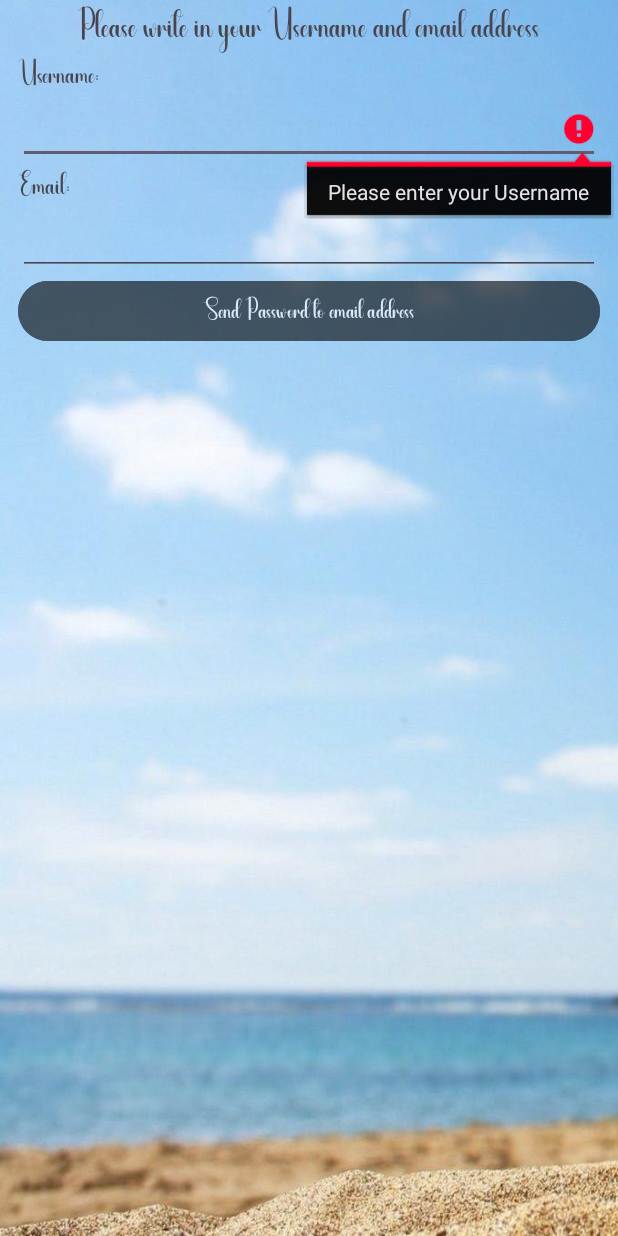
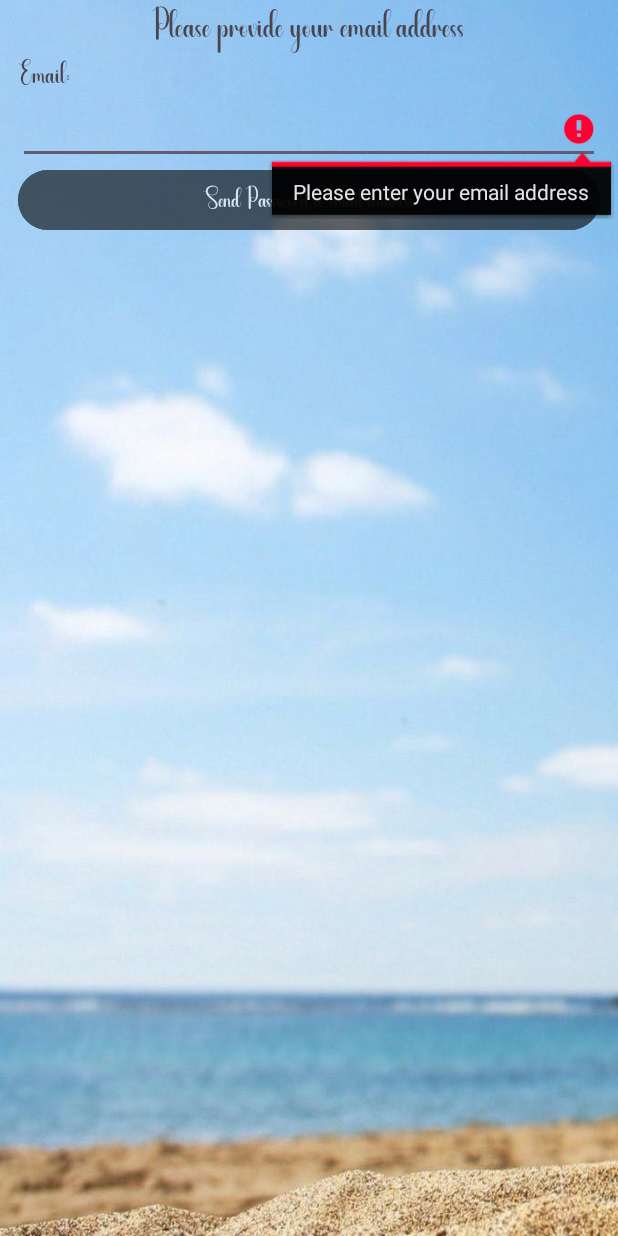
Before and after one commit to Harryhun/Tournet_BME, an Android app: the ForgotPasswordFragment screen opened through its navigation route, after a tap on "Send Password to email address", on a phone screen of 412 x 824 dp. Run offline under Robolectric (Android 15) with nearby library versions, the phone set to English and light mode, and no system bars.

Commit message:
Implemented registration and forgot password backend connection

```diff
--- a/Android_part/app/src/main/java/hu/bme/aut/android/app_frontend/ForgotPassword.kt
+++ b/Android_part/app/src/main/java/hu/bme/aut/android/app_frontend/ForgotPasswordFragment.kt
@@ -6,12 +6,13 @@ import android.view.View
 import android.view.ViewGroup
 import androidx.fragment.app.Fragment
 import androidx.navigation.fragment.findNavController
-import hu.bme.aut.android.app_frontend.databinding.ActivityMainBinding
+import com.google.android.material.snackbar.Snackbar
+import hu.bme.aut.android.app_frontend.apiconnector.AndroidFrontendConnector
 import hu.bme.aut.android.app_frontend.databinding.FragmentForgotPasswordBinding
 
 
-class ForgotPassword : Fragment() {
-
+class ForgotPasswordFragment : Fragment() {
+    private var connector = AndroidFrontendConnector()
 
     override fun onCreate(savedInstanceState: Bundle?) {
         super.onCreate(savedInstanceState)
@@ -35,16 +36,27 @@ class ForgotPassword : Fragment() {
         super.onViewCreated(view, savedInstanceState)
 
         binding.btnSendPasswordToEmail.setOnClickListener {
-            if(binding.etUserNameToSendMail.text.toString().isEmpty()) {
-                binding.etUserNameToSendMail.requestFocus()
-                binding.etUserNameToSendMail.error = "Please enter your Username"
-            }
-            else if (binding.etEmailAddressToSendMail.text.toString().isEmpty()) {
+            if (binding.etEmailAddressToSendMail.text.toString().isEmpty()) {
                 binding.etEmailAddressToSendMail.requestFocus()
                 binding.etEmailAddressToSendMail.error = "Please enter your email address"
             }
             else {
-                findNavController().navigate(R.id.action_password_send_to_loginFragment)
+                val result = connector.ForgotPassword(binding.etEmailAddressToSendMail.text.toString())
+                when(result.getInt("status")){
+                    1 -> {
+                        findNavController().navigate(R.id.action_forgot_password_to_loginFragment)
+                    }
+                    -1 -> {
+                        Snackbar.make(it, "Connection problem", 5).show()
+                    }
+                    0 -> {
+                        Snackbar.make(it, "Username not found", 5).show()
+                    }
+                    2 -> {
+                        Snackbar.make(it, "Incorrect password", 5).show()
+                    }
+                    else -> Snackbar.make(it, "Unknown error occurred", 5).show()
+                }
             }
         }
     }
--- a/Android_part/app/src/main/java/hu/bme/aut/android/app_frontend/LoginFragment.kt
+++ b/Android_part/app/src/main/java/hu/bme/aut/android/app_frontend/LoginFragment.kt
@@ -65,6 +65,7 @@ class LoginFragment : Fragment() {
                     2 -> {
                         Snackbar.make(it, "Incorrect password", 5).show()
                     }
+                    else -> Snackbar.make(it, "Unknown error occurred", 5).show()
                 }
 
             }
--- a/Android_part/app/src/main/res/layout/fragment_forgot_password.xml
+++ b/Android_part/app/src/main/res/layout/fragment_forgot_password.xml
@@ -11,7 +11,7 @@
     android:orientation="vertical"
     android:weightSum="10"
     android:background="@drawable/login_background"
-    tools:context=".ForgotPassword"
+    tools:context=".ForgotPasswordFragment"
 
     app:layout_constraintTop_toTopOf="parent"
     app:layout_constraintBottom_toBottomOf="parent"
@@ -33,22 +33,7 @@
             android:layout_gravity="center"
             android:fontFamily="@font/font_login"
             android:textSize="20sp"
-            android:text="@string/please_write_in_your_username_and_email_address" />
-
-        <TextView
-            android:layout_width="wrap_content"
-            android:layout_height="wrap_content"
-            android:fontFamily="@font/font_login"
-            android:textSize="16sp"
-            android:text="@string/username" />
-
-        <EditText
-            android:id="@+id/etUserNameToSendMail"
-            android:layout_width="match_parent"
-            android:layout_height="wrap_content"
-            android:inputType="text"
-            android:maxLength="20"
-            android:lines="1"/>
+            android:text="@string/please_provide_your_email_address" />
 
         <TextView
             android:layout_width="wrap_content"
--- a/Android_part/app/src/main/res/layout/fragment_registration.xml
+++ b/Android_part/app/src/main/res/layout/fragment_registration.xml
@@ -5,7 +5,7 @@
     android:layout_height="match_parent"
     android:weightSum="10"
     android:background="@drawable/login_background"
-    tools:context=".Registration">
+    tools:context=".RegistrationFragment">
 
     <LinearLayout
         android:layout_width="match_parent"
--- a/Android_part/app/src/main/res/layout/fragment_show_profil.xml
+++ b/Android_part/app/src/main/res/layout/fragment_show_profil.xml
@@ -5,7 +5,7 @@
     android:layout_height="match_parent"
     android:weightSum="10"
     android:background="@drawable/login_background"
-    tools:context=".Registration">
+    tools:context=".RegistrationFragment">
 
     <LinearLayout
         android:layout_width="match_parent"
--- a/Android_part/app/src/main/res/navigation/nav_graph.xml
+++ b/Android_part/app/src/main/res/navigation/nav_graph.xml
@@ -23,17 +23,17 @@
 
     <fragment
         android:id="@+id/passwordSendFragment"
-        android:name="hu.bme.aut.android.app_frontend.ForgotPassword"
+        android:name="hu.bme.aut.android.app_frontend.ForgotPasswordFragment"
         android:label="fragment_password_send"
         tools:layout="@layout/fragment_forgot_password" >
         <action
-            android:id="@+id/action_password_send_to_loginFragment"
+            android:id="@+id/action_forgot_password_to_loginFragment"
             app:destination="@id/loginFragment" />
 
     </fragment>
     <fragment
         android:id="@+id/registrationFragment"
-        android:name="hu.bme.aut.android.app_frontend.Registration"
+        android:name="hu.bme.aut.android.app_frontend.RegistrationFragment"
         android:label="fragment_registration"
         tools:layout="@layout/fragment_registration" >
         <action
--- a/Android_part/app/src/main/res/values/strings.xml
+++ b/Android_part/app/src/main/res/values/strings.xml
@@ -13,7 +13,7 @@
     <string name="hello_blank_fragment">Hello blank fragment</string>
     <string name="sing_up">Sing Up</string>
     <string name="send_password_to_email_address">Send Password to email address</string>
-    <string name="please_write_in_your_username_and_email_address">Please write in your Username and email address</string>
+    <string name="please_provide_your_email_address">Please provide your email address</string>
     <string name="register">Register</string>
     <string name="password_again">Password again</string>
     <string name="profile">Profile</string>
```
Also changed, not shown: Android_part/app/src/main/java/hu/bme/aut/android/app_frontend/RegistrationFragment.kt (renamed from Android_part/app/src/main/java/hu/bme/aut/android/app_frontend/Registration.kt, +21 -3 lines).
